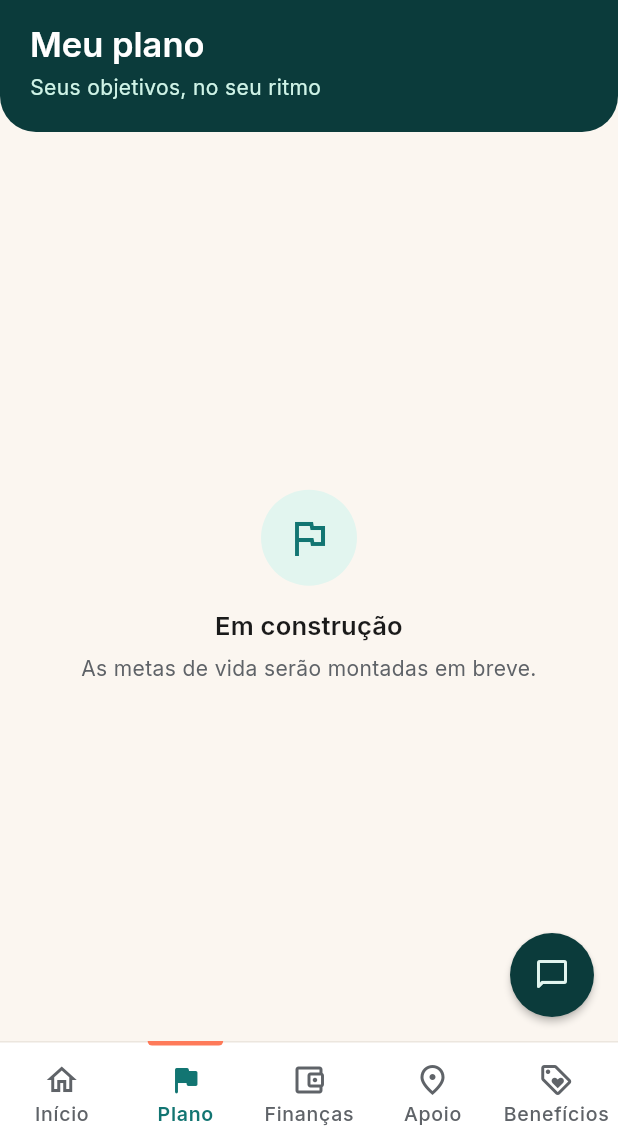
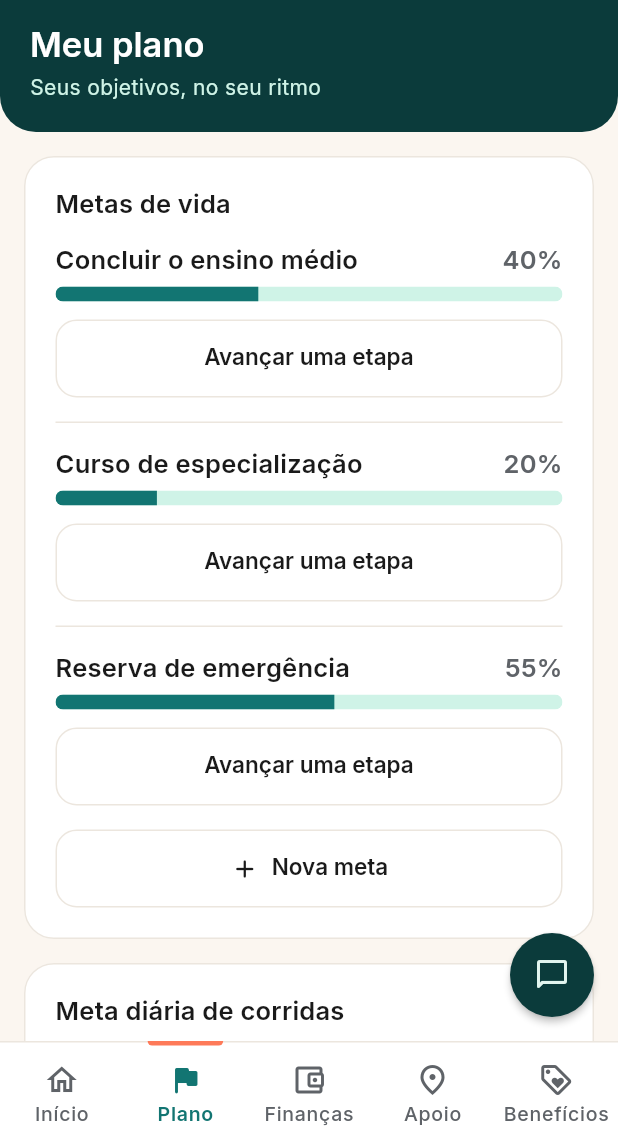
Before and after one commit to Lucas-Fiche/breathe-drivers-club, a Flutter app: the PlanScreen screen opened by its route, on a phone screen of 412 x 824 dp, the part 96-1236 px from its top. Run offline on Flutter 3.47's test engine with Material 3 defaults, Android fonts, the phone set to English and light mode, and no system bars; our stand-ins replace flutter_riverpod, go_router, google_fonts.

Commit message:
fase 6: meu plano
Aba Plano com metas de vida (barra animada, avancar etapa, celebracao ao concluir e secao Conquistadas recolhivel), bottom sheet de nova meta, meta diaria com orientacao gentil acima do limite e dica do assistente contextual que leva a /beneficios com filtro por query parameter. GoalCategory ganhou familia/outro e rotulos; PlanNotifier.addGoal.

Co-Authored-By: Claude Opus 4.8 <noreply@anthropic.com>

```diff
--- a/lib/features/plan/screens/plan_screen.dart
+++ b/lib/features/plan/screens/plan_screen.dart
@@ -1,8 +1,14 @@
 import 'package:flutter/material.dart';
 
+import '../../../app/theme/app_spacing.dart';
 import '../../../core/widgets/widgets.dart';
+import '../widgets/achievements_section.dart';
+import '../widgets/assistant_tip_card.dart';
+import '../widgets/daily_rides_card.dart';
+import '../widgets/life_goals_card.dart';
 
-/// Tela Meu plano (`/plano`) — placeholder da Fase 2.
+/// Tela Meu plano (`/plano`): metas de vida, meta diária, dica do assistente e
+/// metas conquistadas.
 class PlanScreen extends StatelessWidget {
   const PlanScreen({super.key});
 
@@ -11,10 +17,19 @@ class PlanScreen extends StatelessWidget {
     return const BreatheScaffold(
       title: 'Meu plano',
       subtitle: 'Seus objetivos, no seu ritmo',
-      body: EmptyState(
-        title: 'Em construção',
-        message: 'As metas de vida serão montadas em breve.',
-        icon: Icons.flag_outlined,
+      scrollable: true,
+      body: Column(
+        crossAxisAlignment: CrossAxisAlignment.stretch,
+        children: <Widget>[
+          LifeGoalsCard(),
+          SizedBox(height: AppSpacing.lg),
+          DailyRidesCard(),
+          SizedBox(height: AppSpacing.lg),
+          AssistantTipCard(),
+          SizedBox(height: AppSpacing.lg),
+          AchievementsSection(),
+          SizedBox(height: AppSpacing.sm),
+        ],
       ),
     );
   }
--- /dev/null
+++ b/lib/features/plan/widgets/daily_rides_card.dart
@@ -0,0 +1,76 @@
+import 'package:flutter/material.dart';
+import 'package:flutter_riverpod/flutter_riverpod.dart';
+
+import '../../../app/health_limits.dart';
+import '../../../app/theme/app_colors.dart';
+import '../../../app/theme/app_spacing.dart';
+import '../../../core/widgets/widgets.dart';
+import '../../../data/providers/providers.dart';
+
+/// Card "Meta diária de corridas": o usuário define o ritmo. Acima do limite
+/// saudável, mostra orientação gentil (sem bloquear).
+class DailyRidesCard extends ConsumerWidget {
+  const DailyRidesCard({super.key});
+
+  @override
+  Widget build(BuildContext context, WidgetRef ref) {
+    final TextTheme textTheme = Theme.of(context).textTheme;
+    final int target = ref.watch(planProvider).dailyGoal.targetRides;
+    final bool aboveLimit = target > HealthLimits.dailyRidesGuidanceThreshold;
+
+    return BreatheCard(
+      child: Column(
+        crossAxisAlignment: CrossAxisAlignment.stretch,
+        children: <Widget>[
+          const SectionTitle(title: 'Meta diária de corridas'),
+          const SizedBox(height: AppSpacing.md),
+          StepperCounter(
+            value: target,
+            min: DailyGoalLimits.min,
+            max: DailyGoalLimits.max,
+            onChanged: (int v) =>
+                ref.read(planProvider.notifier).setDailyTarget(v),
+          ),
+          const SizedBox(height: AppSpacing.md),
+          Text(
+            'Você define o ritmo. O app lembra das pausas.',
+            style: textTheme.bodyMedium,
+          ),
+          if (aboveLimit) ...<Widget>[
+            const SizedBox(height: AppSpacing.lg),
+            _LimitHint(),
+          ],
+        ],
+      ),
+    );
+  }
+}
+
+class _LimitHint extends StatelessWidget {
+  @override
+  Widget build(BuildContext context) {
+    final TextTheme textTheme = Theme.of(context).textTheme;
+    return Container(
+      padding: const EdgeInsets.all(AppSpacing.md),
+      decoration: BoxDecoration(
+        color: AppColors.coralSoft,
+        borderRadius: BorderRadius.circular(AppRadius.button),
+      ),
+      child: Row(
+        crossAxisAlignment: CrossAxisAlignment.start,
+        children: <Widget>[
+          const Icon(Icons.favorite_rounded, color: AppColors.coral),
+          const SizedBox(width: AppSpacing.sm),
+          Expanded(
+            child: Text(
+              'Metas acima de ${HealthLimits.dailyRidesGuidanceThreshold} '
+              'corridas costumam exigir jornadas longas. Tudo bem mirar alto — '
+              'só lembre de respeitar seus limites e descansar. Você decide.',
+              style: textTheme.bodyMedium?.copyWith(color: AppColors.textPrimary),
+            ),
+          ),
+        ],
+      ),
+    );
+  }
+}
--- /dev/null
+++ b/lib/features/plan/widgets/goal_tile.dart
@@ -0,0 +1,52 @@
+import 'package:flutter/material.dart';
+import 'package:flutter_riverpod/flutter_riverpod.dart';
+
+import '../../../app/theme/app_spacing.dart';
+import '../../../core/widgets/widgets.dart';
+import '../../../data/models/models.dart';
+import '../../../data/providers/providers.dart';
+
+/// Linha de uma meta ativa: barra animada com rótulo/porcentagem e o botão
+/// "Avançar uma etapa". Ao concluir, dispara uma celebração discreta.
+class GoalTile extends ConsumerWidget {
+  const GoalTile({super.key, required this.goal});
+
+  final LifeGoal goal;
+
+  @override
+  Widget build(BuildContext context, WidgetRef ref) {
+    return Column(
+      crossAxisAlignment: CrossAxisAlignment.stretch,
+      children: <Widget>[
+        TweenAnimationBuilder<double>(
+          tween: Tween<double>(begin: 0, end: goal.progress),
+          duration: const Duration(milliseconds: 500),
+          curve: Curves.easeOut,
+          builder: (BuildContext context, double value, _) {
+            return ProgressBarLabeled(label: goal.title, value: value);
+          },
+        ),
+        const SizedBox(height: AppSpacing.md),
+        SecondaryButton(
+          label: 'Avançar uma etapa',
+          onPressed: () => _advance(context, ref),
+        ),
+      ],
+    );
+  }
+
+  void _advance(BuildContext context, WidgetRef ref) {
+    final bool willComplete = goal.completedSteps + 1 >= goal.totalSteps;
+    ref.read(planProvider.notifier).advanceGoal(goal.id);
+    if (willComplete) {
+      ScaffoldMessenger.of(context)
+        ..hideCurrentSnackBar()
+        ..showSnackBar(
+          SnackBar(
+            behavior: SnackBarBehavior.floating,
+            content: Text('🎉 Meta conquistada: ${goal.title}!'),
+          ),
+        );
+    }
+  }
+}
--- /dev/null
+++ b/lib/features/plan/widgets/life_goals_card.dart
@@ -0,0 +1,54 @@
+import 'package:flutter/material.dart';
+import 'package:flutter_riverpod/flutter_riverpod.dart';
+
+import '../../../app/theme/app_spacing.dart';
+import '../../../core/widgets/widgets.dart';
+import '../../../data/models/models.dart';
+import '../../../data/providers/providers.dart';
+import 'goal_tile.dart';
+import 'new_goal_sheet.dart';
+
+/// Card "Metas de vida": lista as metas ativas e o botão de nova meta.
+class LifeGoalsCard extends ConsumerWidget {
+  const LifeGoalsCard({super.key});
+
+  @override
+  Widget build(BuildContext context, WidgetRef ref) {
+    final TextTheme textTheme = Theme.of(context).textTheme;
+    final List<LifeGoal> active = ref
+        .watch(planProvider)
+        .goals
+        .where((LifeGoal g) => !g.isComplete)
+        .toList();
+
+    return BreatheCard(
+      child: Column(
+        crossAxisAlignment: CrossAxisAlignment.stretch,
+        children: <Widget>[
+          const SectionTitle(title: 'Metas de vida'),
+          const SizedBox(height: AppSpacing.lg),
+          if (active.isEmpty)
+            Text(
+              'Você ainda não tem metas ativas. Que tal começar uma?',
+              style: textTheme.bodyMedium,
+            )
+          else
+            for (int i = 0; i < active.length; i++) ...<Widget>[
+              GoalTile(goal: active[i]),
+              if (i < active.length - 1)
+                const Padding(
+                  padding: EdgeInsets.symmetric(vertical: AppSpacing.lg),
+                  child: Divider(height: 1),
+                ),
+            ],
+          const SizedBox(height: AppSpacing.lg),
+          SecondaryButton(
+            label: 'Nova meta',
+            icon: Icons.add_rounded,
+            onPressed: () => showNewGoalSheet(context),
+          ),
+        ],
+      ),
+    );
+  }
+}
```
Also changed, not shown: lib/data/models/life_goal.dart (+23 -1 lines), lib/data/providers/plan_provider.dart (+18 -0 lines), lib/features/plan/widgets/achievements_section.dart (added, +84 -0 lines), lib/features/plan/widgets/assistant_tip_card.dart (added, +94 -0 lines), lib/features/plan/widgets/new_goal_sheet.dart (added, +127 -0 lines), 2 other files.
